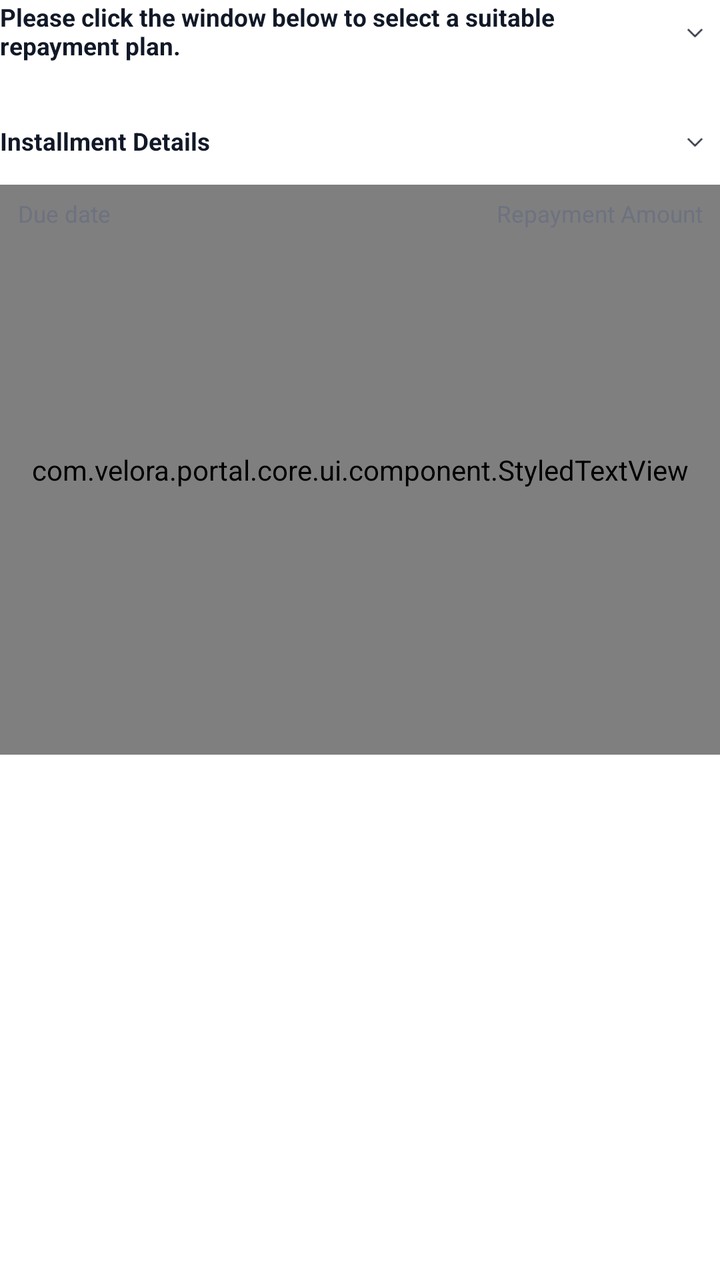
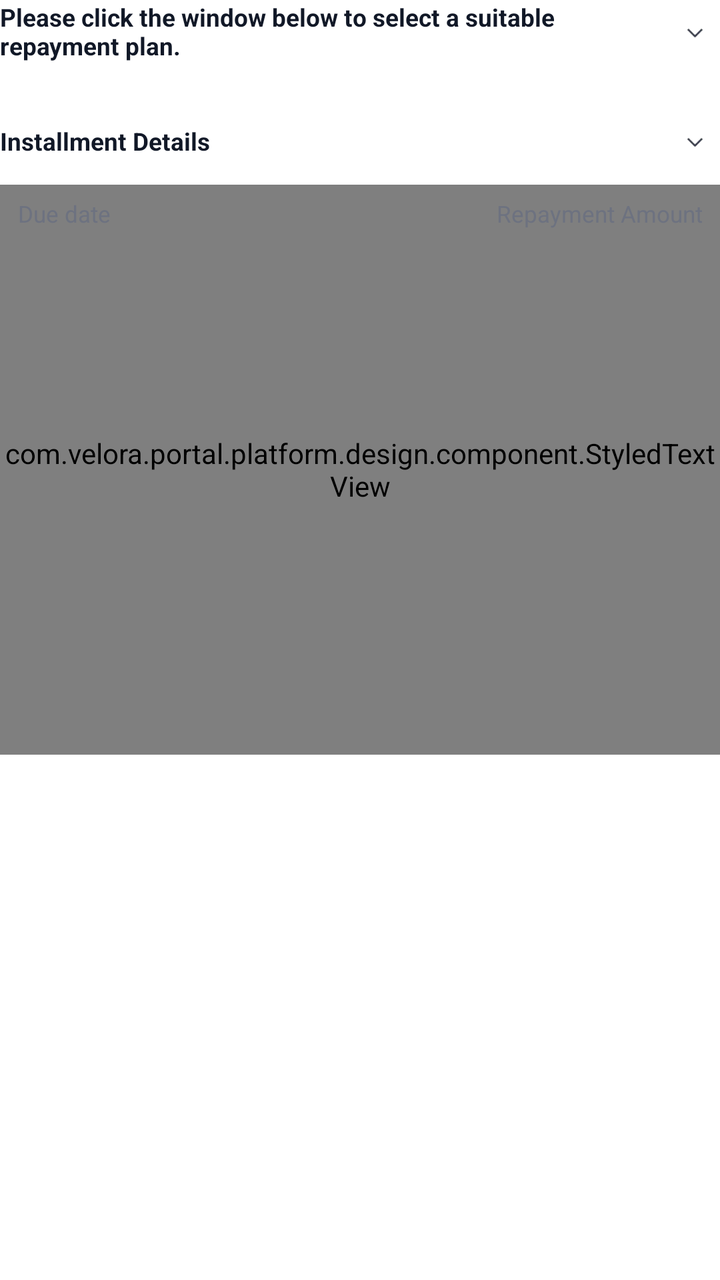

Two renders of the same Android screen: before a commit and after it. Below are the layout's source before the change and the commit's diff.
<!-- AndroidManifest.xml: application theme MyTheme -->
<!-- res/layout/repayment_plan_view.xml -->
<?xml version="1.0" encoding="utf-8"?>
<androidx.constraintlayout.widget.ConstraintLayout xmlns:android="http://schemas.android.com/apk/res/android"
    xmlns:app="http://schemas.android.com/apk/res-auto"
    xmlns:tools="http://schemas.android.com/tools"
    android:layout_width="match_parent"
    android:layout_height="wrap_content">

    <TextView
        android:id="@+id/tvPlanSectionTitle"
        android:layout_width="0dp"
        android:layout_height="wrap_content"
        android:gravity="center_vertical"
        android:text="@string/choose_repayment_plan"
        android:textColor="@color/text_primary"
        android:textSize="@dimen/sp_14"
        android:textStyle="bold"
        app:layout_constraintEnd_toStartOf="@id/ivExpandPlans"
        app:layout_constraintStart_toStartOf="parent"
        app:layout_constraintTop_toTopOf="parent" />

    <androidx.appcompat.widget.AppCompatImageView
        android:id="@+id/ivExpandPlans"
        android:layout_width="@dimen/dp_28"
        android:layout_height="@dimen/dp_28"
        android:padding="@dimen/dp_4"
        android:src="@mipmap/product_bottom"
        app:layout_constraintEnd_toEndOf="parent"
        app:layout_constraintBottom_toBottomOf="@id/tvPlanSectionTitle"
        app:layout_constraintTop_toTopOf="@id/tvPlanSectionTitle" />

    <androidx.recyclerview.widget.RecyclerView
        android:id="@+id/rvTermOptions"
        android:layout_width="match_parent"
        android:layout_height="wrap_content"
        android:layout_marginTop="@dimen/dp_10"
        android:orientation="horizontal"
        android:overScrollMode="never"
        app:layoutManager="androidx.recyclerview.widget.LinearLayoutManager"
        app:layout_constraintTop_toBottomOf="@id/tvPlanSectionTitle"
        tools:listitem="@layout/item_repayment_option" />

    <androidx.constraintlayout.widget.Group
        android:id="@+id/termOptionsGroup"
        android:layout_width="wrap_content"
        android:layout_height="wrap_content"
        app:constraint_referenced_ids="tvPlanSectionTitle,ivExpandPlans,rvTermOptions" />

    <TextView
        android:id="@+id/tvScheduleSectionTitle"
        android:layout_width="0dp"
        android:layout_height="@dimen/dp_28"
        android:layout_marginTop="@dimen/dp_20"
        android:gravity="center_vertical"
        android:text="@string/installment_details"
        android:textColor="@color/text_primary"
        android:textSize="@dimen/sp_14"
        android:textStyle="bold"
        app:layout_constraintEnd_toStartOf="@id/ivExpandSchedule"
        app:layout_constraintStart_toStartOf="parent"
        app:layout_constraintTop_toBottomOf="@id/rvTermOptions" />

    <androidx.appcompat.widget.AppCompatImageView
        android:id="@+id/ivExpandSchedule"
        android:layout_width="@dimen/dp_28"
        android:layout_height="@dimen/dp_28"
        android:padding="@dimen/dp_4"
        android:src="@mipmap/product_bottom"
        app:layout_constraintEnd_toEndOf="parent"
        app:layout_constraintTop_toTopOf="@id/tvScheduleSectionTitle" />

    <com.velora.portal.core.ui.component.StyledTextView
        android:id="@+id/scheduleBg"
        android:layout_width="match_parent"
        android:layout_height="0dp"
        android:layout_marginTop="@dimen/dp_m_8"
        app:layout_constraintBottom_toBottomOf="@id/rvInstallmentSchedule"
        app:layout_constraintTop_toTopOf="@id/tvDueDateTitle"
        app:radius="@dimen/dp_16"
        app:solidColor="@color/surface_secondary" />

    <TextView
        android:id="@+id/tvDueDateTitle"
        android:layout_width="0dp"
        android:layout_height="wrap_content"
        android:layout_marginTop="@dimen/dp_18"
        android:paddingStart="@dimen/dp_10"
        android:text="@string/due_date"
        android:textColor="@color/text_secondary"
        android:textSize="@dimen/sp_13"
        app:layout_constraintEnd_toStartOf="@id/tvRepaymentAmountTitle"
        app:layout_constraintHorizontal_weight="2"
        app:layout_constraintStart_toStartOf="parent"
        app:layout_constraintTop_toBottomOf="@id/tvScheduleSectionTitle" />

    <TextView
        android:id="@+id/tvRepaymentAmountTitle"
        android:layout_width="0dp"
        android:layout_height="wrap_content"
        android:gravity="end"
        android:paddingEnd="@dimen/dp_10"
        android:text="@string/repayment_amount"
        android:textColor="@color/text_secondary"
        android:textSize="@dimen/sp_13"
        app:layout_constraintEnd_toEndOf="parent"
        app:layout_constraintHorizontal_weight="3"
        app:layout_constraintStart_toEndOf="@id/tvDueDateTitle"
        app:layout_constraintTop_toTopOf="@id/tvDueDateTitle" />

    <androidx.recyclerview.widget.RecyclerView
        android:id="@+id/rvInstallmentSchedule"
        android:layout_width="match_parent"
        android:layout_height="wrap_content"
        android:orientation="vertical"
        android:overScrollMode="never"
        app:layoutManager="androidx.recyclerview.widget.LinearLayoutManager"
        app:layout_constraintBottom_toBottomOf="parent"
        app:layout_constraintTop_toBottomOf="@id/tvDueDateTitle"
        tools:itemCount="3"
        tools:listitem="@layout/item_installment_schedule" />

    <androidx.constraintlayout.widget.Group
        android:id="@+id/scheduleGroup"
        android:layout_width="wrap_content"
        android:layout_height="wrap_content"
        android:visibility="visible"
        app:constraint_referenced_ids="tvDueDateTitle,tvRepaymentAmountTitle,rvInstallmentSchedule,scheduleBg" />

    <androidx.constraintlayout.widget.Group
        android:id="@+id/scheduleHeaderGroup"
        android:layout_width="wrap_content"
        android:layout_height="wrap_content"
        app:constraint_referenced_ids="tvScheduleSectionTitle,ivExpandSchedule" />

</androidx.constraintlayout.widget.ConstraintLayout>
<!-- res/layout/item_repayment_option.xml (included above) -->
<?xml version="1.0" encoding="utf-8"?>
<com.velora.portal.core.ui.component.StyledConstraintLayout xmlns:android="http://schemas.android.com/apk/res/android"
    xmlns:app="http://schemas.android.com/apk/res-auto"
    android:id="@+id/contentView"
    android:layout_width="@dimen/dp_91"
    android:layout_height="@dimen/dp_103"
    android:layout_marginEnd="@dimen/dp_6"
    app:radius="@dimen/dp_8"
    app:selectedColor="@color/surface_secondary"
    app:selectedStrokeColor="@color/brand_primary"
    app:solidColor="@color/surface_secondary"
    app:strokeColor="@color/transparent"
    app:strokeWidth="@dimen/dp_1">

    <com.velora.portal.core.ui.component.StyledTextView
        android:id="@+id/tvNum1"
        android:layout_width="0dp"
        android:layout_height="@dimen/dp_22"
        android:duplicateParentState="false"
        android:gravity="center"
        android:paddingHorizontal="@dimen/dp_7"
        android:text="@string/phase"
        android:textColor="@color/text_secondary"
        android:textSize="@dimen/sp_11"
        app:layout_constraintEnd_toEndOf="parent"
        app:layout_constraintStart_toStartOf="parent"
        app:layout_constraintTop_toTopOf="parent"
        app:left_top_radius="@dimen/dp_8"
        app:right_top_radius="@dimen/dp_8"
        app:selectedColor="@color/brand_primary"
        app:solidColor="@color/border_default"
        app:textColorSelected="@color/text_inverse" />

    <com.velora.portal.core.ui.component.StyledTextView
        android:id="@+id/tvPeriod1"
        android:layout_width="0dp"
        android:layout_height="wrap_content"
        android:layout_marginHorizontal="@dimen/dp_2"
        android:layout_marginTop="@dimen/dp_5"
        android:gravity="center"
        android:text="@string/loan_period"
        android:textColor="@color/text_secondary"
        android:textSize="@dimen/sp_10"
        app:layout_constraintEnd_toEndOf="parent"
        app:layout_constraintStart_toStartOf="parent"
        app:layout_constraintTop_toBottomOf="@id/tvNum1"
        app:textColorSelected="@color/text_body" />

    <com.velora.portal.core.ui.component.StyledTextView
        android:id="@+id/tvPeriodDays1"
        android:layout_width="0dp"
        android:layout_height="wrap_content"
        android:layout_marginHorizontal="@dimen/dp_2"
        android:layout_marginTop="@dimen/dp_2"
        android:gravity="center"
        android:text="1 Days"
        android:textColor="@color/text_secondary"
        android:textSize="@dimen/sp_11"
        android:textStyle="bold"
        app:layout_constraintEnd_toEndOf="parent"
        app:layout_constraintStart_toStartOf="parent"
        app:layout_constraintTop_toBottomOf="@id/tvPeriod1"
        app:textColorSelected="@color/text_primary" />

    <com.velora.portal.core.ui.component.StyledTextView
        android:id="@+id/tvFirst"
        android:layout_width="0dp"
        android:layout_height="wrap_content"
        android:layout_marginHorizontal="@dimen/dp_2"
        android:layout_marginTop="@dimen/dp_7"
        android:gravity="center"
        android:text="@string/first_repayment"
        android:textColor="@color/text_secondary"
        android:textSize="@dimen/sp_10"
        app:layout_constraintEnd_toEndOf="parent"
        app:layout_constraintStart_toStartOf="parent"
        app:layout_constraintTop_toBottomOf="@id/tvPeriodDays1"
        app:textColorSelected="@color/text_body" />

    <com.velora.portal.core.ui.component.StyledTextView
        android:id="@+id/tvAmount1"
        android:layout_width="0dp"
        android:layout_height="wrap_content"
        android:layout_marginHorizontal="@dimen/dp_4"
        android:layout_marginTop="@dimen/dp_3"
        android:layout_marginBottom="@dimen/dp_9"
        android:ellipsize="end"
        android:gravity="center"
        android:maxLines="1"
        android:text="5,000"
        android:textColor="@color/text_secondary"
        android:textSize="@dimen/sp_10"
        android:textStyle="bold"
        app:layout_constraintBottom_toBottomOf="parent"
        app:layout_constraintEnd_toEndOf="parent"
        app:layout_constraintStart_toStartOf="parent"
        app:layout_constraintTop_toBottomOf="@id/tvFirst"
        app:textColorSelected="@color/text_primary" />

    <com.velora.portal.core.ui.component.StyledTextView
        android:id="@+id/tvNoInstall"
        android:layout_width="0dp"
        android:layout_height="wrap_content"
        android:layout_marginHorizontal="@dimen/dp_2"
        android:gravity="center"
        android:text="@string/no_installment"
        android:textColor="@color/text_secondary"
        android:textSize="@dimen/sp_11"
        android:visibility="gone"
        app:layout_constraintBottom_toBottomOf="parent"
        app:layout_constraintEnd_toEndOf="parent"
        app:layout_constraintStart_toStartOf="parent"
        app:layout_constraintTop_toBottomOf="@id/tvPeriodDays1"
        app:textColorSelected="@color/text_body" />

    <androidx.constraintlayout.widget.Group
        android:id="@+id/firstRepaymentContainer"
        android:layout_width="wrap_content"
        android:layout_height="wrap_content"
        app:constraint_referenced_ids="tvFirst,tvAmount1" />

</com.velora.portal.core.ui.component.StyledConstraintLayout>
<!-- res/layout/item_installment_schedule.xml (included above) -->
<?xml version="1.0" encoding="utf-8"?>
<com.velora.portal.core.ui.component.StyledConstraintLayout xmlns:android="http://schemas.android.com/apk/res/android"
    xmlns:app="http://schemas.android.com/apk/res-auto"
    xmlns:tools="http://schemas.android.com/tools"
    android:layout_width="match_parent"
    android:layout_height="wrap_content"
    android:paddingHorizontal="@dimen/dp_10"
    android:layout_marginVertical="@dimen/dp_6">

    <TextView
        android:id="@+id/tvDueDate"
        android:layout_width="0dp"
        android:layout_height="@dimen/dp_22"
        android:gravity="center_vertical"
        android:text="2025/09/21"
        android:textColor="@color/text_body"
        android:textSize="@dimen/sp_13"
        app:layout_constraintEnd_toStartOf="@id/tvAmount"
        app:layout_constraintHorizontal_weight="2"
        app:layout_constraintStart_toStartOf="parent"
        app:layout_constraintTop_toTopOf="parent" />

    <TextView
        android:id="@+id/tvAmount"
        android:layout_width="0dp"
        android:layout_height="@dimen/dp_22"
        android:gravity="center_vertical|end"
        android:paddingEnd="@dimen/dp_24"
        android:text="$10,000"
        android:textColor="@color/text_body"
        android:textSize="@dimen/sp_13"
        app:layout_constraintEnd_toEndOf="parent"
        app:layout_constraintHorizontal_weight="3"
        app:layout_constraintStart_toEndOf="@id/tvDueDate"
        app:layout_constraintTop_toTopOf="parent" />

    <androidx.appcompat.widget.AppCompatImageView
        android:id="@+id/ivArrow"
        android:layout_width="@dimen/dp_22"
        android:layout_height="@dimen/dp_22"
        android:src="@mipmap/product_bottom"
        app:layout_constraintEnd_toEndOf="parent"
        app:layout_constraintTop_toTopOf="parent" />

    <com.velora.portal.core.ui.component.StyledConstraintLayout
        android:id="@+id/info_layout"
        android:layout_width="match_parent"
        android:layout_height="wrap_content"
        android:layout_marginTop="@dimen/dp_10"
        android:paddingHorizontal="@dimen/dp_16"
        android:paddingVertical="@dimen/dp_10"
        app:layout_constraintTop_toBottomOf="@id/ivArrow"
        app:radius="@dimen/dp_16"
        app:solidColor="@color/surface_tertiary">

        <TextView
            android:id="@+id/tvLoanAmountTitle"
            android:layout_width="0dp"
            android:layout_height="wrap_content"
            android:text="@string/l_amount"
            android:textColor="@color/text_secondary"
            android:textSize="@dimen/sp_15"
            app:layout_constraintEnd_toStartOf="@id/tvLoanAmount"
            app:layout_constraintStart_toStartOf="parent"
            app:layout_constraintTop_toTopOf="parent" />

        <TextView
            android:id="@+id/tvLoanAmount"
            android:layout_width="wrap_content"
            android:layout_height="wrap_content"
            android:gravity="end"
            android:text="$10,000"
            android:textColor="@color/text_primary"
            android:textSize="@dimen/sp_16"
            app:layout_constraintEnd_toEndOf="parent"
            app:layout_constraintTop_toTopOf="@id/tvLoanAmountTitle" />

        <TextView
            android:id="@+id/tvInterestTitle"
            android:layout_width="0dp"
            android:layout_height="wrap_content"
            android:layout_marginTop="@dimen/dp_12"
            android:text="@string/interest"
            android:textColor="@color/text_secondary"
            android:textSize="@dimen/sp_15"
            app:layout_constraintEnd_toStartOf="@id/tvInterest"
            app:layout_constraintStart_toStartOf="parent"
            app:layout_constraintTop_toBottomOf="@id/tvLoanAmountTitle" />

        <TextView
            android:id="@+id/tvInterest"
            android:layout_width="wrap_content"
            android:layout_height="wrap_content"
            android:gravity="end"
            android:text="21.2"
            android:textColor="@color/text_primary"
            android:textSize="@dimen/sp_16"
            app:layout_constraintEnd_toEndOf="parent"
            app:layout_constraintTop_toTopOf="@id/tvInterestTitle" />

        <TextView
            android:id="@+id/tvServiceFeeTitle"
            android:layout_width="0dp"
            android:layout_height="wrap_content"
            android:layout_marginTop="@dimen/dp_12"
            android:text="@string/service_fee"
            android:textColor="@color/text_secondary"
            android:textSize="@dimen/sp_15"
            app:layout_constraintBottom_toBottomOf="parent"
            app:layout_constraintEnd_toStartOf="@id/tvServiceFee"
            app:layout_constraintStart_toStartOf="parent"
            app:layout_constraintTop_toBottomOf="@id/tvInterestTitle" />

        <TextView
            android:id="@+id/tvServiceFee"
            android:layout_width="wrap_content"
            android:layout_height="wrap_content"
            android:gravity="end"
            android:text="0"
            android:textColor="@color/text_primary"
            android:textSize="@dimen/sp_16"
            app:layout_constraintEnd_toEndOf="parent"
            app:layout_constraintTop_toTopOf="@id/tvServiceFeeTitle" />
    </com.velora.portal.core.ui.component.StyledConstraintLayout>


</com.velora.portal.core.ui.component.StyledConstraintLayout>
<!-- resources referenced by this layout -->
<resources>
  <color name="border_default">#D2D5DA</color>
  <color name="brand_primary">#396401</color>
  <color name="surface_secondary">#F6F6F6</color>
  <color name="surface_tertiary">#EFEFEF</color>
  <color name="text_body">#374151</color>
  <color name="text_inverse">#FFFFFFFF</color>
  <color name="text_primary">#111827</color>
  <color name="text_secondary">#6D7280</color>
  <color name="transparent">#00000000</color>
  <dimen name="dp_1">1dp</dimen>
  <dimen name="dp_10">10dp</dimen>
  <dimen name="dp_103">103dp</dimen>
  <dimen name="dp_12">12dp</dimen>
  <dimen name="dp_16">16dp</dimen>
  <dimen name="dp_18">18dp</dimen>
  <dimen name="dp_2">2dp</dimen>
  <dimen name="dp_20">20dp</dimen>
  <dimen name="dp_22">22dp</dimen>
  <dimen name="dp_24">24dp</dimen>
  <dimen name="dp_28">28dp</dimen>
  <dimen name="dp_3">3dp</dimen>
  <dimen name="dp_4">4dp</dimen>
  <dimen name="dp_5">5dp</dimen>
  <dimen name="dp_6">6dp</dimen>
  <dimen name="dp_7">7dp</dimen>
  <dimen name="dp_8">8dp</dimen>
  <dimen name="dp_9">9dp</dimen>
  <dimen name="dp_91">91dp</dimen>
  <dimen name="dp_m_8">-8dp</dimen>
  <dimen name="sp_10">10sp</dimen>
  <dimen name="sp_11">11sp</dimen>
  <dimen name="sp_13">13sp</dimen>
  <dimen name="sp_14">14sp</dimen>
  <dimen name="sp_15">15sp</dimen>
  <dimen name="sp_16">16sp</dimen>
  <!-- mipmap product_bottom: webp bitmap (mipmap-xxxhdpi, 624 bytes) -->
  <string name="choose_repayment_plan">Please click the window below to select a suitable repayment plan.</string>
  <string name="due_date">Due date</string>
  <string name="first_repayment">First Repayment</string>
  <string name="installment_details">Installment Details</string>
  <string name="interest">Interest</string>
  <string name="l_amount">Loan Amount</string>
  <string name="loan_period">Loan period</string>
  <string name="no_installment">No installment</string>
  <string name="phase">%s Phase</string>
  <string name="repayment_amount">Repayment Amount</string>
  <string name="service_fee">Service fee</string>
  <style name="MyTheme" parent="Theme.MaterialComponents.DayNight.NoActionBar">
          <item name="android:windowBackground">@color/surface_primary</item>
          <item name="android:statusBarColor">@color/surface_primary</item>
          <item name="android:navigationBarColor">@color/surface_primary</item>
          <item name="android:windowTranslucentStatus">false</item>
          <item name="android:windowTranslucentNavigation">false</item>
          <item name="editTextStyle">@style/AppEditTextStyle</item>
          <item name="android:editTextStyle">@style/AppEditTextStyle</item>
      </style>
  <color name="surface_primary">#FFFFFFFF</color>
  <style name="AppEditTextStyle" parent="@style/Widget.AppCompat.EditText">
          <item name="android:textCursorDrawable">@drawable/input_cursor_color_7087f8</item>
      </style>
  <!-- drawable input_cursor_color_7087f8 (drawable) -->
  <?xml version="1.0" encoding="utf-8"?>
  <shape xmlns:android="http://schemas.android.com/apk/res/android">
      <size android:width="@dimen/dp_2" />
      <solid android:color="@color/brand_primary" />
  </shape>
</resources>

<!-- the commit's change to res/layout/repayment_plan_view.xml (unified diff, before → after) -->
@@ -68,7 +68,7 @@
         app:layout_constraintEnd_toEndOf="parent"
         app:layout_constraintTop_toTopOf="@id/tvScheduleSectionTitle" />
 
-    <com.velora.portal.core.ui.component.StyledTextView
+    <com.velora.portal.platform.design.component.StyledTextView
         android:id="@+id/scheduleBg"
         android:layout_width="match_parent"
         android:layout_height="0dp"
@@ -134,7 +134,7 @@
 </androidx.constraintlayout.widget.ConstraintLayout>
 <!-- res/layout/item_repayment_option.xml (included above) -->
 <?xml version="1.0" encoding="utf-8"?>
-<com.velora.portal.core.ui.component.StyledConstraintLayout xmlns:android="http://schemas.android.com/apk/res/android"
+<com.velora.portal.platform.design.component.StyledConstraintLayout xmlns:android="http://schemas.android.com/apk/res/android"
     xmlns:app="http://schemas.android.com/apk/res-auto"
     android:id="@+id/contentView"
     android:layout_width="@dimen/dp_91"
@@ -147,7 +147,7 @@
     app:strokeColor="@color/transparent"
     app:strokeWidth="@dimen/dp_1">
 
-    <com.velora.portal.core.ui.component.StyledTextView
+    <com.velora.portal.platform.design.component.StyledTextView
         android:id="@+id/tvNum1"
         android:layout_width="0dp"
         android:layout_height="@dimen/dp_22"
@@ -166,7 +166,7 @@
         app:solidColor="@color/border_default"
         app:textColorSelected="@color/text_inverse" />
 
-    <com.velora.portal.core.ui.component.StyledTextView
+    <com.velora.portal.platform.design.component.StyledTextView
         android:id="@+id/tvPeriod1"
         android:layout_width="0dp"
         android:layout_height="wrap_content"
@@ -181,7 +181,7 @@
         app:layout_constraintTop_toBottomOf="@id/tvNum1"
         app:textColorSelected="@color/text_body" />
 
-    <com.velora.portal.core.ui.component.StyledTextView
+    <com.velora.portal.platform.design.component.StyledTextView
         android:id="@+id/tvPeriodDays1"
         android:layout_width="0dp"
         android:layout_height="wrap_content"
@@ -197,7 +197,7 @@
         app:layout_constraintTop_toBottomOf="@id/tvPeriod1"
         app:textColorSelected="@color/text_primary" />
 
-    <com.velora.portal.core.ui.component.StyledTextView
+    <com.velora.portal.platform.design.component.StyledTextView
         android:id="@+id/tvFirst"
         android:layout_width="0dp"
         android:layout_height="wrap_content"
@@ -212,7 +212,7 @@
         app:layout_constraintTop_toBottomOf="@id/tvPeriodDays1"
         app:textColorSelected="@color/text_body" />
 
-    <com.velora.portal.core.ui.component.StyledTextView
+    <com.velora.portal.platform.design.component.StyledTextView
         android:id="@+id/tvAmount1"
         android:layout_width="0dp"
         android:layout_height="wrap_content"
@@ -232,7 +232,7 @@
         app:layout_constraintTop_toBottomOf="@id/tvFirst"
         app:textColorSelected="@color/text_primary" />
 
-    <com.velora.portal.core.ui.component.StyledTextView
+    <com.velora.portal.platform.design.component.StyledTextView
         android:id="@+id/tvNoInstall"
         android:layout_width="0dp"
         android:layout_height="wrap_content"
@@ -254,10 +254,10 @@
         android:layout_height="wrap_content"
         app:constraint_referenced_ids="tvFirst,tvAmount1" />
 
-</com.velora.portal.core.ui.component.StyledConstraintLayout>
+</com.velora.portal.platform.design.component.StyledConstraintLayout>
 <!-- res/layout/item_installment_schedule.xml (included above) -->
 <?xml version="1.0" encoding="utf-8"?>
-<com.velora.portal.core.ui.component.StyledConstraintLayout xmlns:android="http://schemas.android.com/apk/res/android"
+<com.velora.portal.platform.design.component.StyledConstraintLayout xmlns:android="http://schemas.android.com/apk/res/android"
     xmlns:app="http://schemas.android.com/apk/res-auto"
     xmlns:tools="http://schemas.android.com/tools"
     android:layout_width="match_parent"
@@ -300,7 +300,7 @@
         app:layout_constraintEnd_toEndOf="parent"
         app:layout_constraintTop_toTopOf="parent" />
 
-    <com.velora.portal.core.ui.component.StyledConstraintLayout
+    <com.velora.portal.platform.design.component.StyledConstraintLayout
         android:id="@+id/info_layout"
         android:layout_width="match_parent"
         android:layout_height="wrap_content"
@@ -379,7 +379,7 @@
             android:textSize="@dimen/sp_16"
             app:layout_constraintEnd_toEndOf="parent"
             app:layout_constraintTop_toTopOf="@id/tvServiceFeeTitle" />
-    </com.velora.portal.core.ui.component.StyledConstraintLayout>
-
-
-</com.velora.portal.core.ui.component.StyledConstraintLayout>
+    </com.velora.portal.platform.design.component.StyledConstraintLayout>
+
+
+</com.velora.portal.platform.design.component.StyledConstraintLayout>
